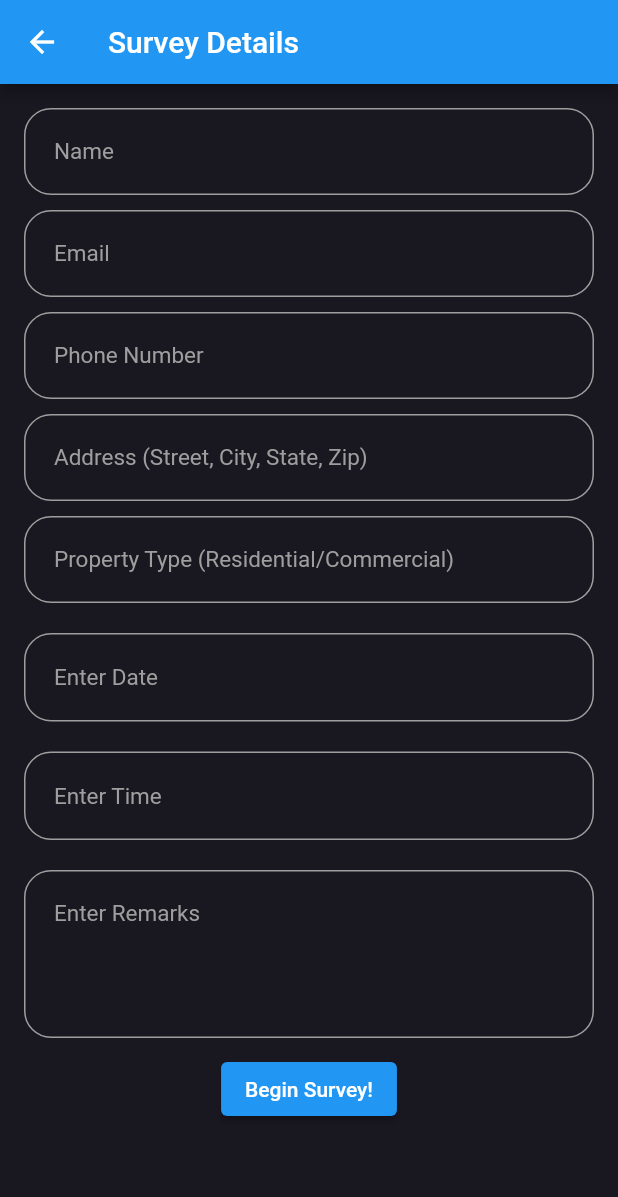
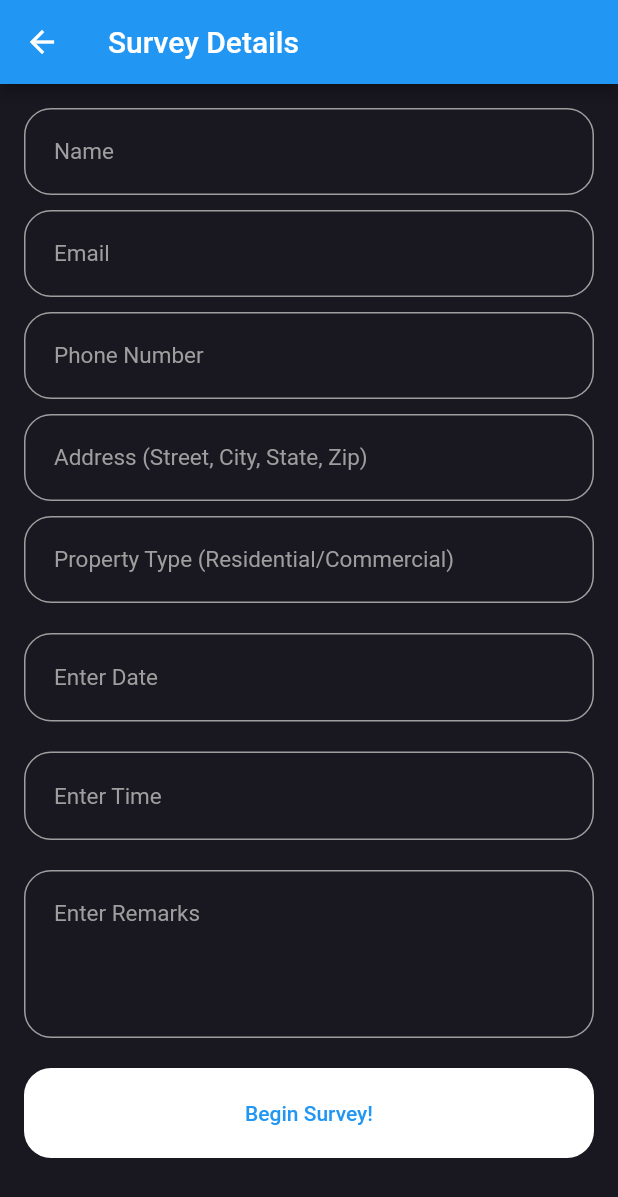
Before and after one commit to SoumyaParida/ciellie, a Flutter app: the SurveyDetails screen opened directly, on a phone screen of 412 x 824 dp. Shown: the top 1197 px of the screen. Run offline on Flutter 3.47's test engine with Material 2 defaults, Android fonts, the phone set to English and light mode, and no system bars; our stand-ins replace cloud_firestore, email_validator, firebase_auth, firebase_core, google_maps_flutter, image_picker and 2 more; missing offline and left inert: time_slot; accounts and stored records are empty.

Commit message:
survey_details UI changes

```diff
--- a/lib/screens/survey_details.dart
+++ b/lib/screens/survey_details.dart
@@ -385,11 +385,24 @@ class _SurveyDetailsState extends State<SurveyDetails> {
 
 
                    ),
-              const SizedBox(height: 10),
+             SizedBox(
+                      height: 20,
+                    ),
 
 
-              Center(
-                child: ElevatedButton(
+              Container(
+                height: 60,
+                    width: double.infinity,
+                    decoration: BoxDecoration(
+                      color: Colors.white,
+                      borderRadius: BorderRadius.circular(18),
+                    ),
+                child: TextButton(
+                  style: ButtonStyle(
+                        overlayColor: MaterialStateProperty.resolveWith(
+                          (states) => Colors.black12,
+                        ),
+                      ),
                   onPressed: () {
                     if (_formKey.currentState!.validate()) {
                       // Save the form data before navigating to the next screen
```
